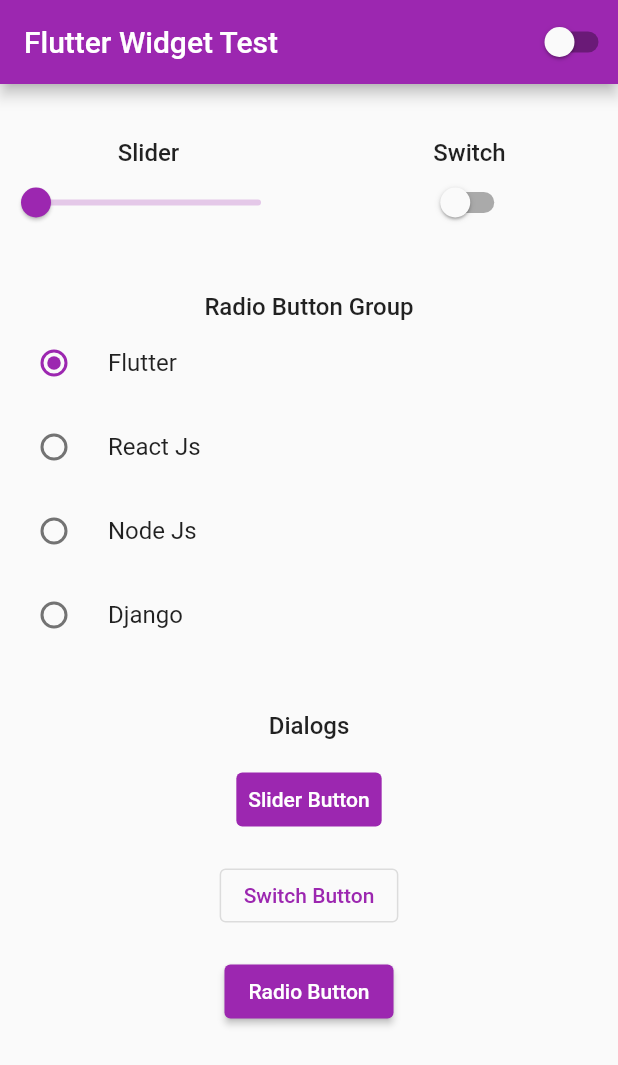
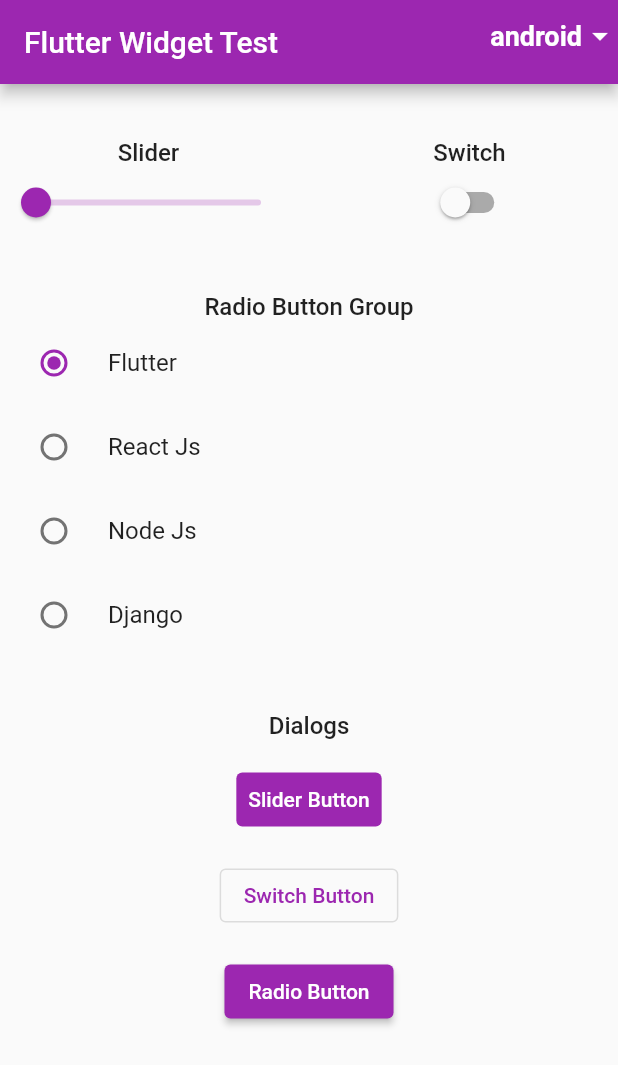
Before and after one commit to GeekyBharat99/riverpod-task, a Flutter app: the screen it shows after launch, on a phone screen of 412 x 824 dp. Shown: the top 1065 px of the screen. Run offline on Flutter 3.47's test engine with Material 2 defaults, Android fonts, the light colour scheme and no system bars; our stand-ins replace flutter_riverpod.

Commit message:
added drop down and switch cases to opptimize builds

```diff
--- a/lib/constants/strings.dart
+++ b/lib/constants/strings.dart
@@ -8,6 +8,8 @@ class AppStrings {
   static const String django = "Django";
   static const String radioButtonGroup = "Radio Button Group";
   static const String radioButton = "Radio Button";
+  static const String radioButtonLinux = "Radio Button Linux";
+  static const String radioButtonMac = "Radio Button mac";
   static const String radioValue = "Radio Value";
   static const String radioValueIs = "Radio value is: ";
   static const String sliderButton = "Slider Button";
--- a/lib/screens/home.dart
+++ b/lib/screens/home.dart
@@ -17,8 +17,8 @@ class HomePage extends StatelessWidget {
       appBar: AppBar(
         title: const Text(AppStrings.flutterWidgetTest),
         actions: const [
-          // AndroidOrIosToggle contains a Switch widget, which is used to toggle between platform widgets (Android or IOS) .
-          AndroidOrIosToggle(),
+          // A drop down to choose platform, be default android.
+          PlatformDropDown(),
         ],
       ),
       body: ListView(
--- a/lib/state_providers/state_providers.dart
+++ b/lib/state_providers/state_providers.dart
@@ -1,11 +1,19 @@
 import 'package:flutter_riverpod/flutter_riverpod.dart';
+
+enum Platforms {
+  android,
+  ios,
+  mac,
+  linux,
+}
 
 // StateProvider for Slider widget, by default 0.
 final StateProvider sliderProvider = StateProvider<double>((ref) => 0);
 // StateProvider for Switch widget, by default false.
 final StateProvider switchProvider = StateProvider<bool>((ref) => false);
 // StateProvider to handle toggle between Ios and android, by default false i.e. Android.
-final StateProvider isIosProvider = StateProvider<bool>((ref) => false);
+final StateProvider platformProvider =
+    StateProvider<Platforms>((ref) => Platforms.android);
 // StateProvider for Radio widget Group, by default the value is Flutter.
 final StateProvider selectedRadioItemProvider =
     StateProvider<String>((ref) => 'Flutter');
--- a/lib/widgets/android_or_ios_toggle.dart
+++ b/lib/widgets/android_or_ios_toggle.dart
@@ -2,23 +2,36 @@ import 'package:flutter/material.dart';
 import 'package:flutter_riverpod/flutter_riverpod.dart';
 import 'package:shaale/state_providers/state_providers.dart';
 
-class AndroidOrIosToggle extends StatelessWidget {
-  const AndroidOrIosToggle({
-    Key? key,
-  }) : super(key: key);
+class PlatformDropDown extends StatelessWidget {
+  const PlatformDropDown({Key? key}) : super(key: key);
 
   @override
   Widget build(BuildContext context) {
     return Consumer(
       builder: (context, ref, child) {
-        final bool isIos = ref
-            .watch(isIosProvider.state)
-            .state; // Get the isIos value form isIosProvider.
-        return Switch(
-          value: isIos,
-          activeColor: Colors.white,
-          onChanged: (value) => ref.read(isIosProvider.state).state =
-              value, // Change the state of isIosProvider.
+        final platform = ref.watch(platformProvider.state).state;
+        return DropdownButton<Platforms>(
+          underline: Container(),
+          iconEnabledColor: Colors.white,
+          dropdownColor: Colors.purple,
+          focusColor: Colors.white,
+          style: const TextStyle(
+            fontSize: 18,
+            color: Colors.white,
+            fontWeight: FontWeight.bold,
+          ),
+          value: platform,
+          onChanged: (value) => ref.read(platformProvider.state).state = value,
+          items: Platforms.values.map(
+            (Platforms platform) {
+              return DropdownMenuItem<Platforms>(
+                value: platform,
+                child: Text(
+                  platform.name,
+                ),
+              );
+            },
+          ).toList(),
         );
       },
     );
--- /dev/null
+++ b/lib/widgets/buttons.dart
@@ -0,0 +1,198 @@
+import 'package:flutter/cupertino.dart';
+import 'package:flutter/material.dart';
+import 'package:flutter_riverpod/flutter_riverpod.dart';
+import 'package:shaale/constants/strings.dart';
+import 'package:shaale/helper/helper_widgets.dart';
+import 'package:shaale/state_providers/state_providers.dart';
+
+class OutlineSwitchButtonWidget extends StatelessWidget {
+  const OutlineSwitchButtonWidget({Key? key}) : super(key: key);
+
+  @override
+  Widget build(BuildContext context) {
+    return Consumer(
+      builder: (context, ref, child) {
+        final bool switchValue = ref
+            .watch(switchProvider.state)
+            .state; // Get the switchValue from switchProvider.
+
+        return OutlinedButton(
+          onPressed: () {
+            // Shows a Material Dialog with the switchValue in it.
+            showAndroidDialog(
+              title: AppStrings.switchValue,
+              content: AppStrings.switchValueIs + switchValue.toString(),
+              context: context,
+            );
+          },
+          child: const Text(AppStrings.switchButton),
+        );
+      },
+    );
+  }
+}
+
+class CupertinoSwicthButtonWidget extends StatelessWidget {
+  const CupertinoSwicthButtonWidget({Key? key}) : super(key: key);
+
+  @override
+  Widget build(BuildContext context) {
+    return Consumer(
+      builder: (context, ref, child) {
+        final bool switchValue = ref
+            .watch(switchProvider.state)
+            .state; // Get the switchValue from switchProvider.
+
+        return CupertinoButton.filled(
+          child: const Text(
+            AppStrings.switchButton,
+            style: TextStyle(
+              color: Colors.white,
+            ),
+          ),
+          onPressed: () {
+            // Shows a Cupertino Dialog with the switchValue in it.
+            showIosDialog(
+              title: AppStrings.switchValue,
+              content: AppStrings.switchValueIs + switchValue.toString(),
+              context: context,
+            );
+          },
+        );
+      },
+    );
+  }
+}
+
+class CupertinoSliderButton extends StatelessWidget {
+  const CupertinoSliderButton({Key? key}) : super(key: key);
+
+  @override
+  Widget build(BuildContext context) {
+    return Consumer(
+      builder: (context, ref, child) {
+        final double sliderValue = ref
+            .watch(sliderProvider.state)
+            .state; // Get the sliderValue value form sliderProvider.
+
+        return CupertinoButton.filled(
+          child: const Text(
+            AppStrings.sliderButton,
+            style: TextStyle(
+              color: Colors.white,
+            ),
+          ),
+          onPressed: () {
+            // Shows a Cupertino Dialog with the sliderValue in it.
+            showIosDialog(
+              title: AppStrings.sliderValue,
+              content:
+                  AppStrings.sliderValueIs + sliderValue.toStringAsFixed(2),
+              context: context,
+            );
+          },
+        );
+      },
+    );
+  }
+}
+
+class TextSliderButton extends StatelessWidget {
+  const TextSliderButton({Key? key}) : super(key: key);
+
+  @override
+  Widget build(BuildContext context) {
+    return Consumer(
+      builder: (context, ref, child) {
+        final double sliderValue = ref
+            .watch(sliderProvider.state)
+            .state; // Get the sliderValue value form sliderProvider.
+
+        return TextButton(
+          style: TextButton.styleFrom(
+            backgroundColor: Colors.purple,
+          ),
+          onPressed: () {
+            // Shows a Material Dialog with the sliderValue in it.
+            showAndroidDialog(
+              title: AppStrings.sliderValue,
+              content:
+                  AppStrings.sliderValueIs + sliderValue.toStringAsFixed(2),
+              context: context,
+            );
+          },
+          child: const Text(
+            AppStrings.sliderButton,
+            style: TextStyle(
+              color: Colors.white,
+            ),
+          ),
+        );
+      },
+    );
+  }
+}
+
+class AndroidRadioButton extends StatelessWidget {
+  const AndroidRadioButton({Key? key}) : super(key: key);
+
+  @override
+  Widget build(BuildContext context) {
+    return Consumer(
+      builder: (context, ref, child) {
+        final String radioValue = ref
+            .watch(selectedRadioItemProvider.state)
+            .state; // Get the radioValue value form selectedRadioItemProvider.
+
+        return ElevatedButton(
+          onPressed: () {
+            // Shows a Material Dialog with the radioValue in it.
+            showAndroidDialog(
+              title: AppStrings.radioValue,
+              content: AppStrings.radioValueIs + radioValue,
+              context: context,
+            );
+          },
+          child: const Text(
+            AppStrings.radioButton,
+            style: TextStyle(
+              color: Colors.white,
+            ),
+          ),
+        );
+      },
+    );
+  }
+}
+
+class IosRadioButton extends StatelessWidget {
+  const IosRadioButton({Key? key}) : super(key: key);
+
+  @override
+  Widget build(BuildContext context) {
+    return Consumer(
+      builder: (context, ref, child) {
+        final String radioValue = ref
+            .watch(selectedRadioItemProvider.state)
+            .state; // Get the radioValue value form selectedRadioItemProvider.
+
+        return CupertinoButton.filled(
+          child: const Text(
+            AppStrings.radioButton,
+            style: TextStyle(
+              color: Colors.white,
+            ),
+          ),
+          onPressed: () {
+            // Shows a Cupertino Dialog with the radioValue in it.
+            showIosDialog(
+              title: AppStrings.radioValue,
+              content: AppStrings.radioValueIs + radioValue,
+              context: context,
+            );
+          },
+        );
+      },
+    );
+  }
+}
--- a/lib/widgets/radio_button.dart
+++ b/lib/widgets/radio_button.dart
@@ -1,9 +1,8 @@
 import 'package:flutter/cupertino.dart';
 import 'package:flutter/material.dart';
 import 'package:flutter_riverpod/flutter_riverpod.dart';
-import 'package:shaale/helper/helper_widgets.dart';
 import 'package:shaale/state_providers/state_providers.dart';
-import 'package:shaale/constants/strings.dart';
+import 'package:shaale/widgets/buttons.dart';
 
 class RadioButton extends StatelessWidget {
   const RadioButton({
@@ -14,47 +13,25 @@ class RadioButton extends StatelessWidget {
   Widget build(BuildContext context) {
     return Consumer(
       builder: (context, ref, child) {
-        final bool isIos = ref
-            .watch(isIosProvider.state)
-            .state; // Get the isIos value form isIosProvider.
-        final String radioValue = ref
-            .watch(selectedRadioItemProvider.state)
-            .state; // Get the radioValue value form selectedRadioItemProvider.
+        final platform = ref
+            .watch(platformProvider.state)
+            .state; // Get the platform value form platformProvider.
 
-        if (isIos) {
-          return CupertinoButton.filled(
-            child: const Text(
-              AppStrings.radioButton,
-              style: TextStyle(
-                color: Colors.white,
-              ),
-            ),
-            onPressed: () {
-              // Shows a Cupertino Dialog with the radioValue in it.
-              showIosDialog(
-                title: AppStrings.radioValue,
-                content: AppStrings.radioValueIs + radioValue,
-                context: context,
-              );
-            },
-          );
-        } else {
-          return ElevatedButton(
-            onPressed: () {
-              // Shows a Material Dialog with the radioValue in it.
-              showAndroidDialog(
-                title: AppStrings.radioValue,
-                content: AppStrings.radioValueIs + radioValue,
-                context: context,
-              );
-            },
-            child: const Text(
-              AppStrings.radioButton,
-              style: TextStyle(
-                color: Colors.white,
-              ),
-            ),
-          );
+        switch (platform) {
+          case Platforms.android:
+            return const AndroidRadioButton();
+
+          case Platforms.ios:
+            return const IosRadioButton();
+
+          case Platforms.mac:
+            return const IosRadioButton();
+
+          case Platforms.linux:
+            return const AndroidRadioButton();
+
+          default:
+            return Container();
         }
       },
     );
--- a/lib/widgets/radio_button_group.dart
+++ b/lib/widgets/radio_button_group.dart
@@ -30,6 +30,7 @@ class RadioButtonGroup extends StatelessWidget {
           final String selectedRadioItem = ref
               .watch(selectedRadioItemProvider.state)
               .state; //  Get the selectedRadioItem value form selectedRadioItemProvider.
+
           return ListView.builder(
             shrinkWrap: true,
             itemCount: radioItems.length,
--- a/lib/widgets/slider_and_switch.dart
+++ b/lib/widgets/slider_and_switch.dart
@@ -4,6 +4,8 @@ import 'package:flutter_riverpod/flutter_riverpod.dart';
 import 'package:shaale/helper/helper_widgets.dart';
 import 'package:shaale/state_providers/state_providers.dart';
 import 'package:shaale/constants/strings.dart';
+import 'package:shaale/widgets/sliders.dart';
+import 'package:shaale/widgets/switches.dart';
 
 class SliderAndSwitch extends StatelessWidget {
   const SliderAndSwitch({
@@ -26,33 +28,25 @@ class SliderAndSwitch extends StatelessWidget {
               ),
               Consumer(
                 builder: (context, ref, child) {
-                  final bool isIos = ref
-                      .watch(isIosProvider.state)
-                      .state; // Get the isIos value form isIosProvider.
-                  final double slider = ref
-                      .watch(sliderProvider.state)
-                      .state; // Get the slider value form sliderProvider.
+                  final platform = ref
+                      .watch(platformProvider.state)
+                      .state; // Get the platform value form platformProvider.
 
-                  if (isIos) {
-                    return CupertinoSlider(
-                      min: 0,
-                      max: 100,
-                      value: slider,
-                      onChanged: (value) {
-                        ref.read(sliderProvider.state).state =
-                            value; // Change the state of sliderProvider.
-                      },
-                    );
-                  } else {
-                    return Slider(
-                      min: 0,
-                      max: 100,
-                      value: slider,
-                      onChanged: (value) {
-                        ref.read(sliderProvider.state).state =
-                            value; // Change the state of sliderProvider.
-                      },
-                    );
+                  switch (platform) {
+                    case Platforms.android:
+                      return const AndroidSlider();
+
+                    case Platforms.ios:
+                      return const IosSlider();
+
+                    case Platforms.mac:
+                      return const IosSlider();
+
+                    case Platforms.linux:
+                      return const AndroidSlider();
+
+                    default:
+                      return Container();
                   }
                 },
               ),
@@ -72,29 +66,25 @@ class SliderAndSwitch extends StatelessWidget {
               ),
               Consumer(
                 builder: (context, ref, child) {
-                  final bool isIos = ref
-                      .watch(isIosProvider.state)
-                      .state; // Get the isIos value form isIosProvider.
-                  final bool switchValue = ref
-                      .watch(switchProvider.state)
-                      .state; // Get the switchValue value form switchProvider.
+                  final platform = ref
+                      .watch(platformProvider.state)
+                      .state; // Get the platform value form platformProvider.
 
-                  if (isIos) {
-                    return CupertinoSwitch(
-                      value: switchValue,
-                      onChanged: (value) => ref
-                          .read(switchProvider.state)
-                          .state = value, // Change the state of switchProvider.
-                      activeColor: Colors.purple,
-                    );
-                  } else {
-                    return Switch(
-                      value: switchValue,
-                      activeColor: Colors.purple,
-                      onChanged: (value) => ref
-                          .read(switchProvider.state)
-                          .state = value, // Change the state of switchProvider.
-                    );
+                  switch (platform) {
+                    case Platforms.android:
+                      return const AndroidSwitch();
+
+                    case Platforms.ios:
+                      return const IosSwitch();
+
+                    case Platforms.mac:
+                      return const IosSwitch();
+
+                    case Platforms.linux:
+                      return const AndroidSwitch();
+
+                    default:
+                      return Container();
                   }
                 },
               ),
--- a/lib/widgets/slider_button.dart
+++ b/lib/widgets/slider_button.dart
@@ -1,9 +1,8 @@
 import 'package:flutter/cupertino.dart';
 import 'package:flutter/material.dart';
 import 'package:flutter_riverpod/flutter_riverpod.dart';
-import 'package:shaale/helper/helper_widgets.dart';
 import 'package:shaale/state_providers/state_providers.dart';
-import 'package:shaale/constants/strings.dart';
+import 'package:shaale/widgets/buttons.dart';
 
 class SliderButton extends StatelessWidget {
   const SliderButton({
@@ -14,52 +13,25 @@ class SliderButton extends StatelessWidget {
   Widget build(BuildContext context) {
     return Consumer(
       builder: (context, ref, child) {
-        final bool isIos = ref
-            .watch(isIosProvider.state)
-            .state; // Get the isIos value form isIosProvider.
-        final double sliderValue = ref
-            .watch(sliderProvider.state)
-            .state; // Get the sliderValue value form sliderProvider.
+        final platform = ref
+            .watch(platformProvider.state)
+            .state; // Get the platform value form platformProvider.
 
-        if (isIos) {
-          return CupertinoButton.filled(
-            child: const Text(
-              AppStrings.sliderButton,
-              style: TextStyle(
-                color: Colors.white,
-              ),
-            ),
-            onPressed: () {
-              // Shows a Cupertino Dialog with the sliderValue in it.
-              showIosDialog(
-                title: AppStrings.sliderValue,
-                content:
-                    AppStrings.sliderValueIs + sliderValue.toStringAsFixed(2),
-                context: context,
-              );
-            },
-          );
-        } else {
-          return TextButton(
-            style: TextButton.styleFrom(
-              backgroundColor: Colors.purple,
-            ),
-            onPressed: () {
-              // Shows a Material Dialog with the sliderValue in it.
-              showAndroidDialog(
-                title: AppStrings.sliderValue,
-                content:
-                    AppStrings.sliderValueIs + sliderValue.toStringAsFixed(2),
-                context: context,
-              );
-            },
-            child: const Text(
-              AppStrings.sliderButton,
-              style: TextStyle(
-                color: Colors.white,
-              ),
-            ),
-          );
+        switch (platform) {
+          case Platforms.android:
+            return const TextSliderButton();
+
+          case Platforms.ios:
+            return const CupertinoSliderButton();
+
+          case Platforms.mac:
+            return const CupertinoSliderButton();
+
+          case Platforms.linux:
+            return const TextSliderButton();
+
+          default:
+            return Container();
         }
       },
     );
--- /dev/null
+++ b/lib/widgets/sliders.dart
@@ -0,0 +1,53 @@
+import 'package:flutter/cupertino.dart';
+import 'package:flutter/material.dart';
+import 'package:flutter_riverpod/flutter_riverpod.dart';
+import 'package:shaale/state_providers/state_providers.dart';
+
+class AndroidSlider extends StatelessWidget {
+  const AndroidSlider({Key? key}) : super(key: key);
+
+  @override
+  Widget build(BuildContext context) {
+    return Consumer(
+      builder: (context, ref, child) {
+        final double slider = ref
+            .watch(sliderProvider.state)
+            .state; // Get the slider value form sliderProvider.
+
+        return Slider(
+          min: 0,
+          max: 100,
+          value: slider,
+          onChanged: (value) {
+            ref.read(sliderProvider.state).state =
+                value; // Change the state of sliderProvider.
+          },
+        );
+      },
+    );
+  }
+}
+
+class IosSlider extends StatelessWidget {
+  const IosSlider({Key? key}) : super(key: key);
+
+  @override
+  Widget build(BuildContext context) {
+    return Consumer(
+      builder: (context, ref, child) {
+        final double slider = ref
+            .watch(sliderProvider.state)
+            .state; // Get the slider value form sliderProvider.
+        return CupertinoSlider(
+          min: 0,
+          max: 100,
+          value: slider,
+          onChanged: (value) {
+            ref.read(sliderProvider.state).state =
+                value; // Change the state of sliderProvider.
+          },
+        );
+      },
+    );
+  }
+}
--- a/lib/widgets/switch_button.dart
+++ b/lib/widgets/switch_button.dart
@@ -1,9 +1,8 @@
 import 'package:flutter/cupertino.dart';
 import 'package:flutter/material.dart';
 import 'package:flutter_riverpod/flutter_riverpod.dart';
-import 'package:shaale/helper/helper_widgets.dart';
 import 'package:shaale/state_providers/state_providers.dart';
-import 'package:shaale/constants/strings.dart';
+import 'package:shaale/widgets/buttons.dart';
 
 class SwitchButton extends StatelessWidget {
   const SwitchButton({
@@ -14,42 +13,25 @@ class SwitchButton extends StatelessWidget {
   Widget build(BuildContext context) {
     return Consumer(
       builder: (context, ref, child) {
-        final bool isIos = ref
-            .watch(isIosProvider.state)
-            .state; // Get the isIos value form isIosProvider.
-        final bool switchValue = ref
-            .watch(switchProvider.state)
-            .state; // Get the switchValue from switchProvider.
+        final platform = ref
+            .watch(platformProvider.state)
+            .state; // Get the platform value form platformProvider.
 
-        if (isIos) {
-          return CupertinoButton.filled(
-            child: const Text(
-              AppStrings.switchButton,
-              style: TextStyle(
-                color: Colors.white,
-              ),
-            ),
-            onPressed: () {
-              // Shows a Cupertino Dialog with the switchValue in it.
-              showIosDialog(
-                title: AppStrings.switchValue,
-                content: AppStrings.switchValueIs + switchValue.toString(),
-                context: context,
-              );
-            },
-          );
-        } else {
-          return OutlinedButton(
-            onPressed: () {
-              // Shows a Material Dialog with the switchValue in it.
-              showAndroidDialog(
-                title: AppStrings.switchValue,
-                content: AppStrings.switchValueIs + switchValue.toString(),
-                context: context,
-              );
-            },
-            child: const Text(AppStrings.switchButton),
-          );
+        switch (platform) {
+          case Platforms.android:
+            return const OutlineSwitchButtonWidget();
+
+          case Platforms.ios:
+            return const CupertinoSwicthButtonWidget();
+
+          case Platforms.mac:
+            return const CupertinoSwicthButtonWidget();
+
+          case Platforms.linux:
+            return const OutlineSwitchButtonWidget();
+
+          default:
+            return Container();
         }
       },
     );
--- /dev/null
+++ b/lib/widgets/switches.dart
@@ -0,0 +1,46 @@
+import 'package:flutter/cupertino.dart';
+import 'package:flutter/material.dart';
+import 'package:flutter_riverpod/flutter_riverpod.dart';
+import 'package:shaale/state_providers/state_providers.dart';
+
+class AndroidSwitch extends StatelessWidget {
+  const AndroidSwitch({Key? key}) : super(key: key);
+
+  @override
+  Widget build(BuildContext context) {
+    return Consumer(
+      builder: (context, ref, child) {
+        final bool switchValue = ref
+            .watch(switchProvider.state)
+            .state; // Get the switchValue value form switchProvider.
+        return Switch(
+          value: switchValue,
+          activeColor: Colors.purple,
+          onChanged: (value) => ref.read(switchProvider.state).state =
+              value, // Change the state of switchProvider.
+        );
+      },
+    );
+  }
+}
+
+class IosSwitch extends StatelessWidget {
+  const IosSwitch({Key? key}) : super(key: key);
+
+  @override
+  Widget build(BuildContext context) {
+    return Consumer(
+      builder: (context, ref, child) {
+        final bool switchValue = ref
+            .watch(switchProvider.state)
+            .state; // Get the switchValue value form switchProvider.
+        return CupertinoSwitch(
+          value: switchValue,
+          onChanged: (value) => ref.read(switchProvider.state).state =
+              value, // Change the state of switchProvider.
+          activeColor: Colors.purple,
+        );
+      },
+    );
+  }
+}
```
Also changed, not shown: 1 other file.
